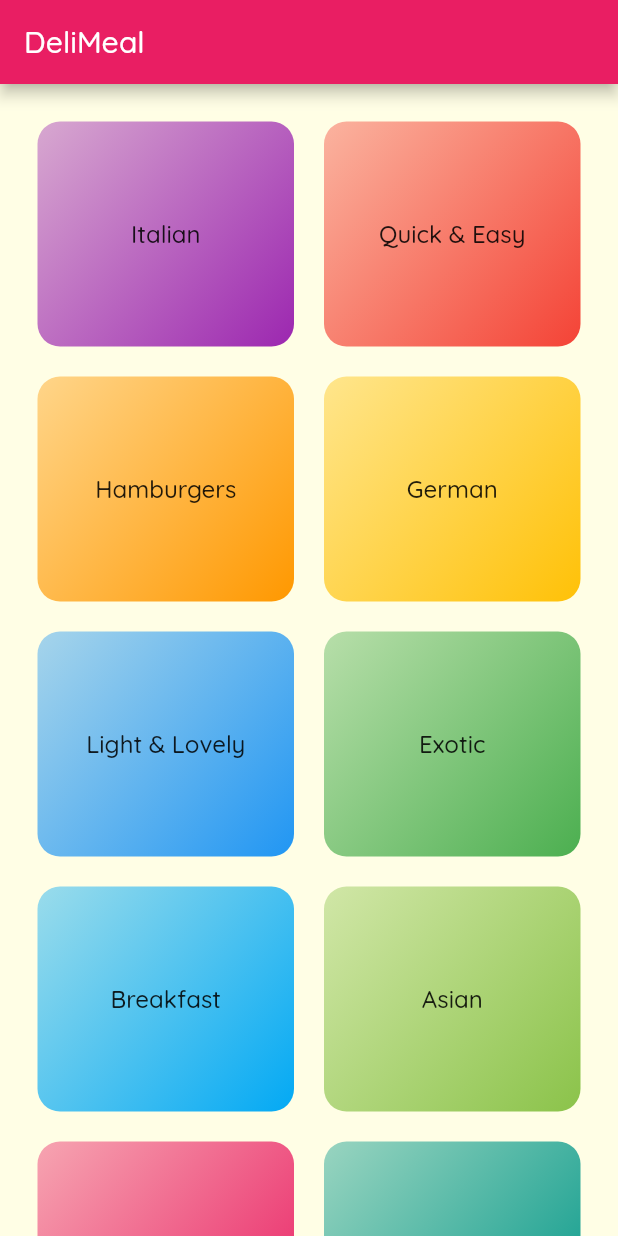
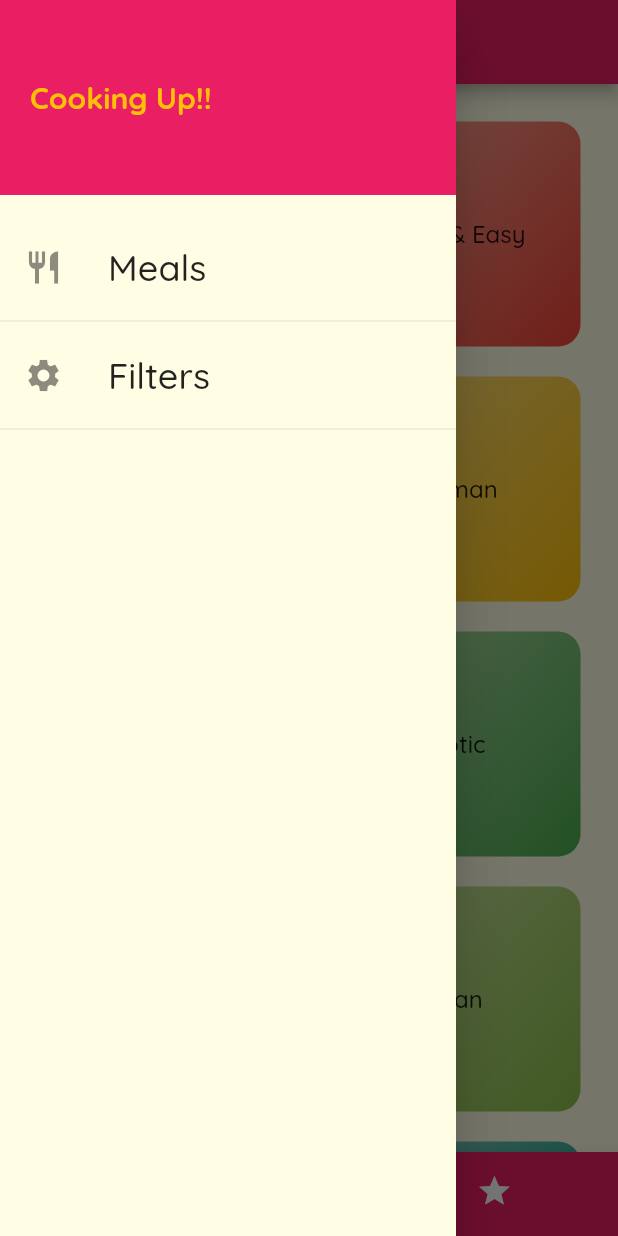
Before and after one commit to bechersydney/meal-app, a Flutter app: the screen it shows after launch, with the side drawer open (before the commit the screen has no drawer), on a phone screen of 412 x 824 dp. Run offline on Flutter 3.47's test engine with Material 2 defaults, Android fonts, the phone set to English and light mode, and no system bars.

```diff
--- a/lib/main.dart
+++ b/lib/main.dart
@@ -19,6 +19,7 @@ class MyApp extends StatelessWidget {
           primarySwatch: Colors.pink,
         ).copyWith(
           secondary: Colors.amber,
+          primary: Colors.pink,
         ),
         canvasColor: const Color.fromRGBO(255, 254, 229, 1),
         // textTheme: ThemeData.light().textTheme.copyWith(
--- a/lib/raw/routes.dart
+++ b/lib/raw/routes.dart
@@ -1,10 +1,12 @@
-import 'package:meal_app/screens/categories.dart';
+import 'package:meal_app/screens/filters.dart';
 import 'package:meal_app/screens/mail_detail.dart';
+import 'package:meal_app/screens/tabs.dart';
 
 import '../screens/category_meal.dart';
 
 final routes = {
-  '/': (_) => const Categories(),
+  '/': (_) => const Tabs(),
   CategoryMeal.routeName: (_) => const CategoryMeal(),
   MealDetail.routeName: (_) => const MealDetail(),
+  Filters.routeName: (_) => const Filters(),
 };
--- a/lib/screens/categories.dart
+++ b/lib/screens/categories.dart
@@ -7,13 +7,7 @@ class Categories extends StatelessWidget {
 
   @override
   Widget build(BuildContext context) {
-    return Scaffold(
-      appBar: AppBar(
-        title: const Text(
-          'DeliMeal',
-        ),
-      ),
-      body: GridView(
+    return GridView(
       padding: const EdgeInsets.all(
         25.0,
       ),
@@ -28,7 +22,6 @@ class Categories extends StatelessWidget {
           .map((category) =>
               CategoryItem(category.id, category.title, category.color))
           .toList(),
-      ),
     );
   }
 }
--- /dev/null
+++ b/lib/screens/favorites.dart
@@ -0,0 +1,14 @@
+import 'package:flutter/material.dart';
+
+class Favorites extends StatelessWidget {
+  const Favorites({Key? key}) : super(key: key);
+
+  @override
+  Widget build(BuildContext context) {
+    return Container(
+      child: const Center(
+        child: Text('Favorites'),
+      ),
+    );
+  }
+}
--- /dev/null
+++ b/lib/screens/filters.dart
@@ -0,0 +1,20 @@
+import 'package:flutter/material.dart';
+import 'package:meal_app/widgets/main_drawer.dart';
+
+class Filters extends StatelessWidget {
+  static const routeName = '/filters';
+  const Filters({Key? key}) : super(key: key);
+
+  @override
+  Widget build(BuildContext context) {
+    return Scaffold(
+      appBar: AppBar(
+        title: const Text('Filters'),
+      ),
+      drawer: const MainDrawer(),
+      body: const Center(
+        child: Text('fuck'),
+      ),
+    );
+  }
+}
--- a/lib/screens/mail_detail.dart
+++ b/lib/screens/mail_detail.dart
@@ -100,6 +100,15 @@ class MealDetail extends StatelessWidget {
           ],
         ),
       ),
+      floatingActionButton: FloatingActionButton(
+        child: const Icon(
+          Icons.delete,
+          color: Colors.red,
+        ),
+        onPressed: () {
+          Navigator.of(context).pop(meal.id);
+        },
+      ),
     );
   }
 }
--- /dev/null
+++ b/lib/screens/tabs.dart
@@ -0,0 +1,93 @@
+import 'package:flutter/material.dart';
+import 'package:meal_app/screens/favorites.dart';
+import 'package:meal_app/widgets/main_drawer.dart';
+import '../screens/categories.dart';
+
+class Tabs extends StatefulWidget {
+  const Tabs({Key? key}) : super(key: key);
+
+  @override
+  State<Tabs> createState() => _TabsState();
+}
+
+class _TabsState extends State<Tabs> {
+  final List<Map<String, dynamic>> _pages = [
+    {
+      'page': const Categories(),
+      'title': 'Categories',
+    },
+    {
+      'page': const Favorites(),
+      'title': 'Favorites',
+      // 'actions':[]
+    },
+  ];
+  int selectedIndex = 0;
+  void _selectTab(int index) {
+    setState(() {
+      selectedIndex = index;
+    });
+  }
+
+  @override
+  Widget build(BuildContext context) {
+    // use to do segments
+
+    // return DefaultTabController(
+    //   length: 2,
+    //   child: Scaffold(
+    //     appBar: AppBar(
+    //       title: const Text('Meals'),
+    //       bottom: const TabBar(
+    //         indicatorColor: Colors.white,
+    //         // labelStyle: TextStyle(fontWeight: FontWeight.bold),
+    //         tabs: [
+    //           Tab(
+    //             icon: Icon(Icons.category),
+    //             text: 'Categories',
+    //           ),
+    //           Tab(
+    //             icon: Icon(Icons.star),
+    //             text: 'Favorites',
+    //           ),
+    //         ],
+    //       ),
+    //     ),
+    //     body: const TabBarView(
+    //       children: [
+    //         Categories(),
+    //         Favorites(),
+    //       ],
+    //     ),
+    //   ),
+    // );
+
+    return Scaffold(
+      appBar: AppBar(
+        title: Text(_pages[selectedIndex]['title']),
+      ),
+      drawer: const MainDrawer(),
+      body: _pages[selectedIndex]['page'],
+      bottomNavigationBar: BottomNavigationBar(
+        unselectedItemColor: Colors.white,
+        selectedItemColor: Theme.of(context).colorScheme.secondary,
+        backgroundColor: Theme.of(context).colorScheme.primary,
+        onTap: (index) => _selectTab(index),
+        currentIndex: selectedIndex,
+        type: BottomNavigationBarType.shifting,
+        items: [
+          BottomNavigationBarItem(
+            backgroundColor: Theme.of(context).colorScheme.primary,
+            icon: const Icon(Icons.category),
+            label: 'Categories',
+          ),
+          BottomNavigationBarItem(
+            backgroundColor: Theme.of(context).colorScheme.primary,
+            icon: const Icon(Icons.star),
+            label: 'Favorites',
+          ),
+        ],
+      ),
+    );
+  }
+}
--- a/lib/widgets/mail_item.dart
+++ b/lib/widgets/mail_item.dart
@@ -8,7 +8,14 @@ class MealItem extends StatelessWidget {
   const MealItem(this.meal, {Key? key}) : super(key: key);
 
   void _selectMeal(BuildContext context) {
-    Navigator.of(context).pushNamed(MealDetail.routeName, arguments: meal.id);
+    Navigator.of(context)
+        .pushNamed(
+      MealDetail.routeName,
+      arguments: meal.id,
+    )
+        .then((result) {
+      print(result);
+    });
   }
 
   String get _complexityValue {
--- /dev/null
+++ b/lib/widgets/main_drawer.dart
@@ -0,0 +1,73 @@
+import 'package:flutter/material.dart';
+import 'package:meal_app/screens/filters.dart';
+
+class MainDrawer extends StatelessWidget {
+  const MainDrawer({Key? key}) : super(key: key);
+
+  Widget _buildListTile(
+    String title,
+    IconData icon,
+    VoidCallback tapHandler,
+  ) {
+    return ListTile(
+      leading: Icon(
+        icon,
+        size: 26,
+      ),
+      title: Text(
+        title,
+        style: const TextStyle(
+          fontWeight: FontWeight.w500,
+          fontSize: 24,
+        ),
+      ),
+      onTap: tapHandler,
+    );
+  }
+
+  @override
+  Widget build(BuildContext context) {
+    return Drawer(
+      child: Column(
+        children: [
+          Container(
+            color: Theme.of(context).colorScheme.primary,
+            height: 130,
+            width: double.infinity,
+            padding: const EdgeInsets.all(
+              20.0,
+            ),
+            alignment: Alignment.centerLeft,
+            child: const Text(
+              'Cooking Up!!',
+              style: TextStyle(
+                color: Colors.amber,
+                fontSize: 20,
+                fontWeight: FontWeight.bold,
+              ),
+            ),
+          ),
+          const SizedBox(
+            height: 20,
+          ),
+          _buildListTile(
+            'Meals',
+            Icons.restaurant,
+            () {
+              Navigator.of(context).pushReplacementNamed('/');
+            },
+          ),
+          const Divider(),
+          _buildListTile(
+            'Filters',
+            Icons.settings,
+            () {
+              Navigator.of(context).pushReplacementNamed(Filters.routeName);
+            },
+          ),
+          const Divider()
+        ],
+      ),
+    );
+  }
+}
```
Lines whose indentation alone changed are shown as unchanged.
